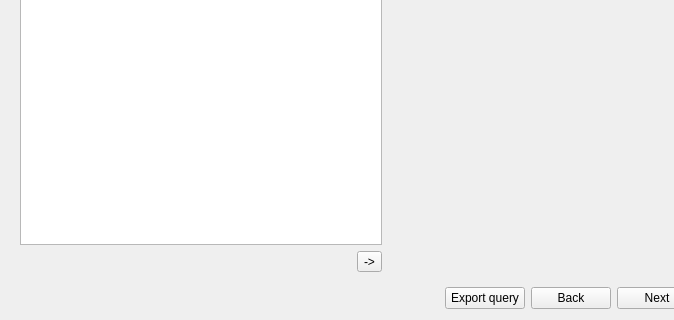
Above: src/Windows/reporthistoryquery.ui from Crystal-Photonics/crystalTestFrameworkApp before the change; both pictures show x 0 to 674 and y 375 to 695 of the 794 by 695 pixel window. Below: the same form after it.
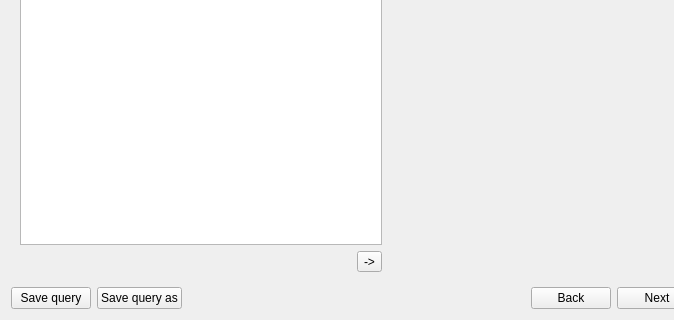
That is the form after the change. The open tabs and pages were chosen to show the change.

Commit message: fixes #1226 fixes #1227 fixes #1219 fixes #1217 refs #1176 "report history query"

Patch:
```diff
--- a/src/Windows/reporthistoryquery.ui
+++ b/src/Windows/reporthistoryquery.ui
@@ -404,6 +404,20 @@
    </item>
    <item row="7" column="0" colspan="2">
     <layout class="QHBoxLayout" name="horizontalLayout_2">
+     <item>
+      <widget class="QPushButton" name="btn_save_query">
+       <property name="text">
+        <string>Save query</string>
+       </property>
+      </widget>
+     </item>
+     <item>
+      <widget class="QPushButton" name="btn_save_query_as">
+       <property name="text">
+        <string>Save query as</string>
+       </property>
+      </widget>
+     </item>
      <item>
       <spacer name="horizontalSpacer">
        <property name="orientation">
@@ -417,13 +431,6 @@
        </property>
       </spacer>
      </item>
-     <item>
-      <widget class="QPushButton" name="btn_export_query">
-       <property name="text">
-        <string>Export query</string>
-       </property>
-      </widget>
-     </item>
      <item>
       <widget class="QPushButton" name="btn_back">
        <property name="text">
```
Left out of the diff: 4 changed lines with no effect on the pictures. The commit also changes 10 other files.
